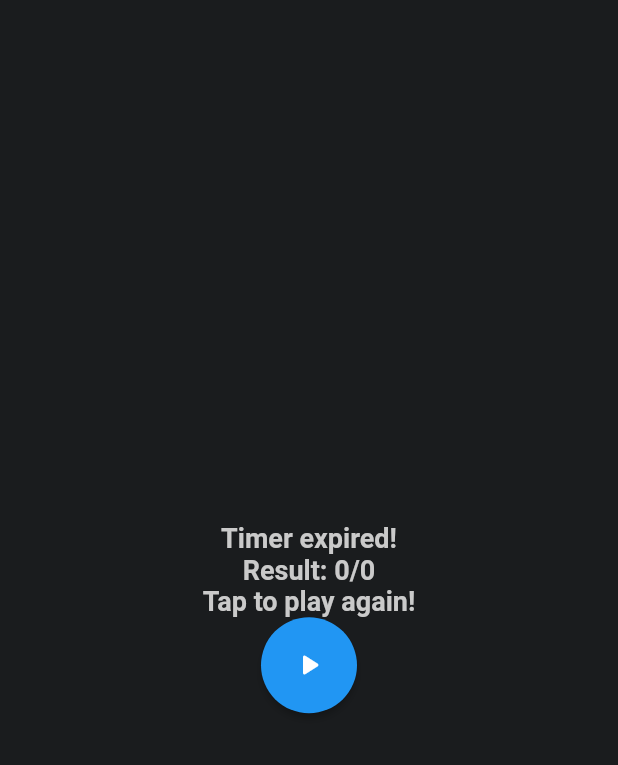
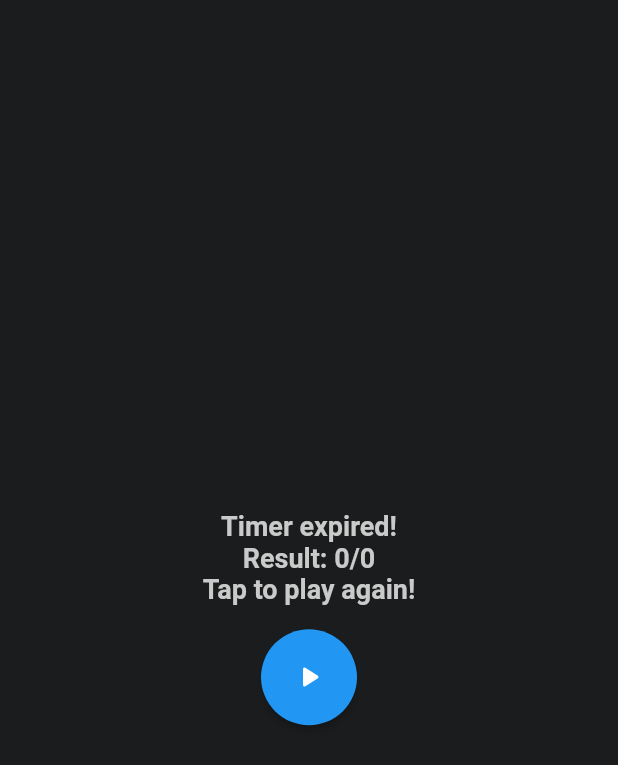
Before and after one commit to lukalesic/quizapp, a Flutter app: the LoseScreen screen opened directly with empty values, on a phone screen of 412 x 824 dp. Shown: the top 765 px of the screen. Run offline on Flutter 3.47's test engine with Material 2 defaults, Android fonts, the phone set to English and light mode, and no system bars; our stand-ins replace cloud_firestore, firebase_core, google_fonts, percent_indicator, transparent_image; accounts and stored records are empty.

Commit message:
added padding

```diff
--- a/lib/screens/losescreen.dart
+++ b/lib/screens/losescreen.dart
@@ -44,13 +44,16 @@ class __LoseScreenStateState extends State<LoseScreen> {
                     "Tap to play again!",
                     style: AppStyle.mainTitle,
                   ),
+                  SizedBox(height: 16),
                   Center(
                       child: ElevatedButton(
-                    onPressed: () async{
+                    onPressed: () async {
                       showDialog(
                         context: context,
                         builder: (context) {
-                      return AbsorbPointer(child: Center(child: CircularProgressIndicator()));
+                          return AbsorbPointer(
+                              child:
+                                  Center(child: CircularProgressIndicator()));
                         },
                       );
                       await fetchQuestions().then((result) => {
@@ -64,7 +67,6 @@ class __LoseScreenStateState extends State<LoseScreen> {
                                             questions: result.questions))))
                               }
                           });
-
                     },
                     child: Icon(Icons.play_arrow_rounded, color: Colors.white),
                     style: ElevatedButton.styleFrom(
--- a/lib/screens/winnerscreen.dart
+++ b/lib/screens/winnerscreen.dart
@@ -41,13 +41,16 @@ class _WinnerScreenState extends State<WinnerScreen> {
                     "Tap to play again!",
                     style: AppStyle.mainTitle,
                   ),
+                  SizedBox(height: 16),
                   Center(
                       child: ElevatedButton(
                     onPressed: () async {
                       showDialog(
                         context: context,
                         builder: (context) {
-                          return AbsorbPointer(child: Center(child: CircularProgressIndicator()));
+                          return AbsorbPointer(
+                              child:
+                                  Center(child: CircularProgressIndicator()));
                         },
                       );
                       await fetchQuestions().then((result) => {
```
Lines whose indentation alone changed are shown as unchanged.
